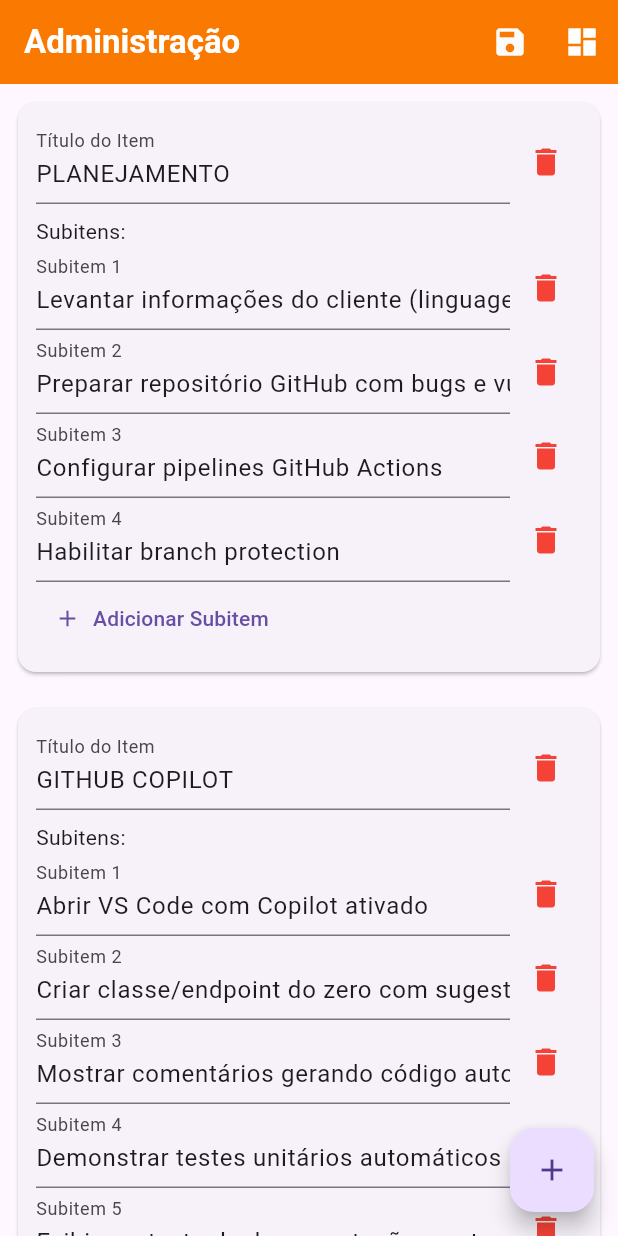
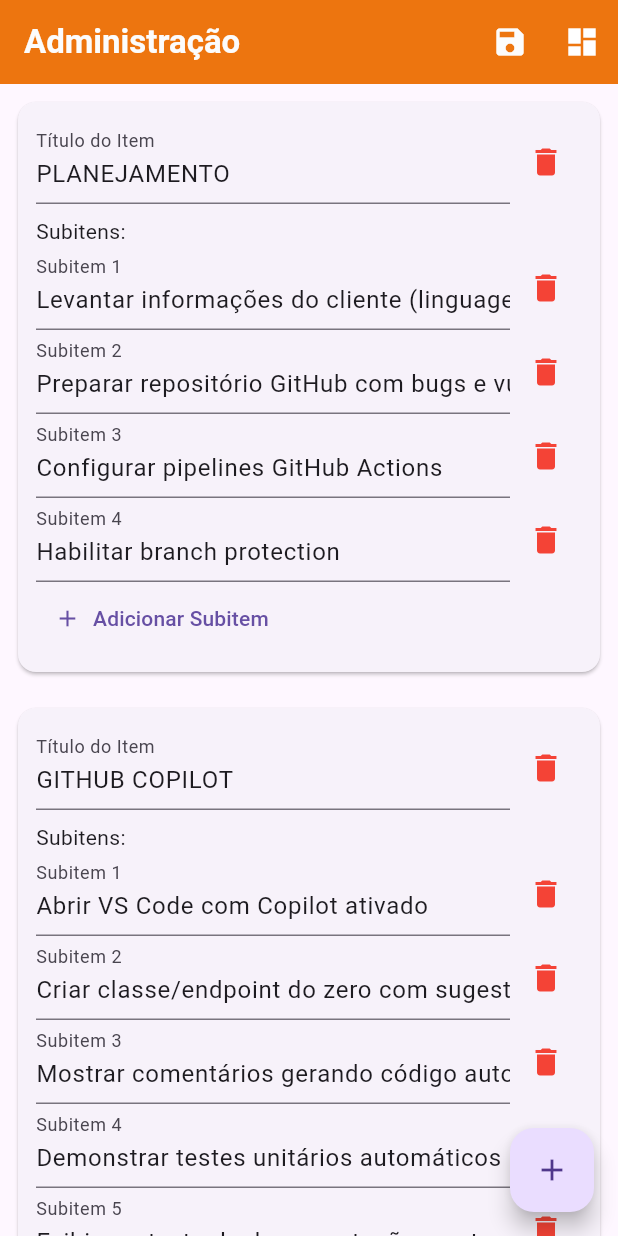
Before and after one commit to fean-developer/your_fast_to_do, a Flutter app: the AdminScreen screen opened directly with empty values, on a phone screen of 412 x 824 dp. Run offline on Flutter 3.47's test engine with Material 3 defaults, Android fonts, the phone set to English and light mode, and no system bars; our stand-ins replace fl_chart, shared_preferences; missing offline and left inert: window_manager; accounts and stored records are empty.

```diff
--- a/lib/admin_screen.dart
+++ b/lib/admin_screen.dart
@@ -6,6 +6,7 @@ import 'dart:convert';
 import 'dart:io';
 
 import 'package:window_manager/window_manager.dart';
+import 'package:your_fast_to_do/components/custom_app_bar.dart';
 import 'package:your_fast_to_do/dashboard_screen.dart';
 import 'package:your_fast_to_do/timeline_screen.dart';
 
@@ -87,11 +88,8 @@ class _AdminScreenState extends State<AdminScreen> {
   Widget build(BuildContext context) {
     if (isLoading) return const Center(child: CircularProgressIndicator());
     return Scaffold(
-      appBar: AppBar(
-        title: const Text('Administração', style: TextStyle(color: Colors.white, fontWeight: FontWeight.bold)),
-        backgroundColor: const Color.fromARGB(255, 250, 121, 0),
-        foregroundColor: const Color.fromARGB(255, 252, 252, 252),
-        automaticallyImplyLeading: false,
+      appBar: CustomAppBar(
+        title: 'Administração',
         actions: [
           IconButton(
             icon: const Icon(Icons.save),
--- /dev/null
+++ b/lib/components/custom_app_bar.dart
@@ -0,0 +1,65 @@
+import 'package:flutter/material.dart';
+
+class CustomAppBar extends StatelessWidget implements PreferredSizeWidget {
+  final String title;
+  final List<Widget>? actions;
+  final Widget? leading;
+  final Color? backgroundColor;
+  final Color? foregroundColor;
+  final TextStyle? style;
+  final double elevation;
+
+  CustomAppBar({
+    Key? key,
+    required this.title,
+    this.actions,
+    this.leading,
+    this.backgroundColor,
+    this.foregroundColor,
+    this.style,
+    this.elevation = 4.0,
+  }) : super(key: key);
+
+  @override
+  Widget build(BuildContext context) {
+    return AppBar(
+      title: Text(title, style: _setTextStyle(style),textAlign: TextAlign.left,),
+      actions: actions,
+      leading: leading,
+      foregroundColor: _setForegroundColor(foregroundColor),
+      backgroundColor: _setBackgroundColor(backgroundColor),
+      elevation: elevation,
+      automaticallyImplyLeading: false,
+    );
+  }
+
+  Color _setBackgroundColor(Color? color) {
+    if (color != null) {
+      return color;
+    } else {
+      return const Color.fromARGB(255, 250, 121, 0);
+    }
+  }
+
+  Color _setForegroundColor(Color? color) {
+    if (color != null) {
+      return color;
+    } else {
+      return const Color.fromARGB(255, 252, 252, 252);
+    }
+  }
+
+  TextStyle _setTextStyle(TextStyle? style) {
+    if (style != null) {
+      return style;
+    } else {
+      return TextStyle(
+        color: Color.fromARGB(255, 252, 252, 252),
+        fontWeight: FontWeight.bold,
+      );
+    }
+  }
+
+  @override
+  Size get preferredSize => const Size.fromHeight(kToolbarHeight);
+}
```
Also changed, not shown: lib/dashboard_screen.dart (+36 -12 lines), lib/execution_history_screen.dart (+7 -7 lines), lib/timer_screen.dart (+3 -7 lines).
